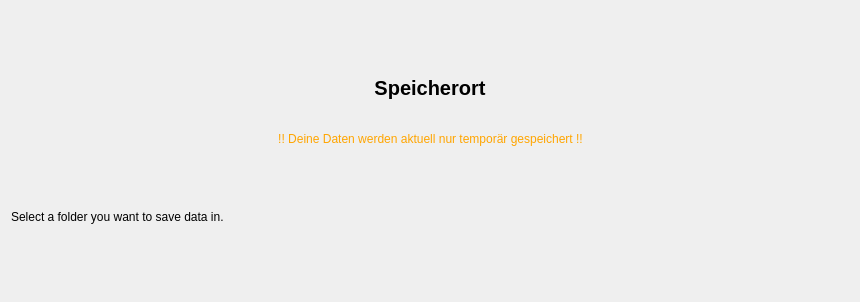
First picture: the form in lfb_regeneration_wildlife_impact/gui/setup/folder_selection.ui, repository b-lack/qgis-fim-plugin, before the edit.
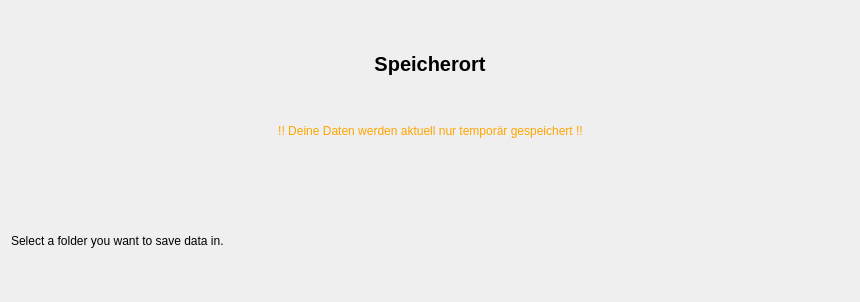
Second picture: the form after the edit. Custom widgets are drawn as their Qt base class.

Diff of the .ui file:
```diff
--- a/lfb_regeneration_wildlife_impact/gui/setup/folder_selection.ui
+++ b/lfb_regeneration_wildlife_impact/gui/setup/folder_selection.ui
@@ -21,10 +21,10 @@
   </property>
   <layout class="QGridLayout" name="gridLayout">
    <property name="topMargin">
-    <number>50</number>
+    <number>10</number>
    </property>
    <property name="bottomMargin">
-    <number>50</number>
+    <number>10</number>
    </property>
    <item row="0" column="1" colspan="4">
     <widget class="QLabel" name="label">
```
